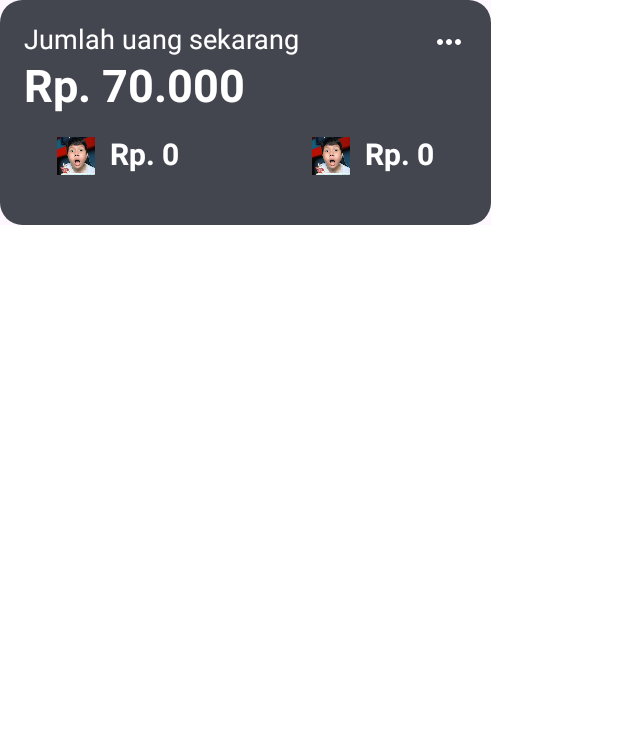
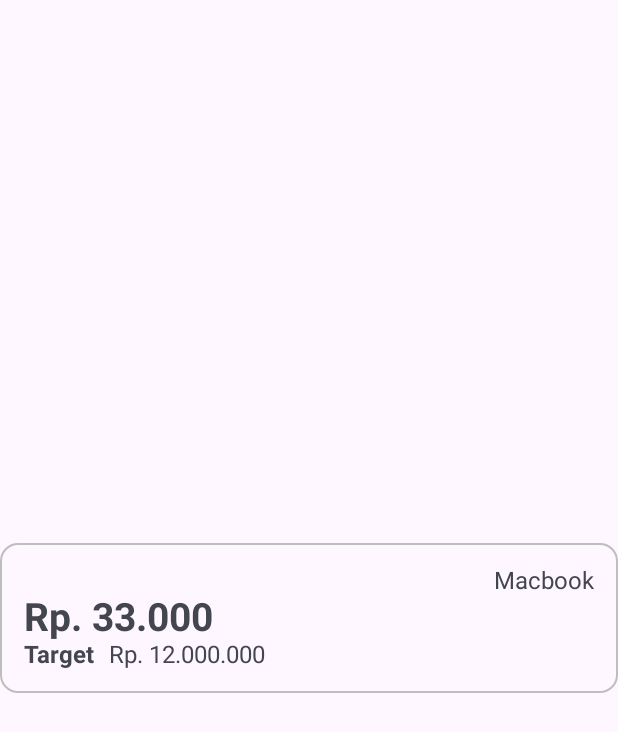
Before and after one commit to rfqagst/FinTrack, an Android app built with Jetpack Compose: the @Preview function CardPreview, on a phone screen of 412 x 824 dp. Shown: the top 732 px of the screen. Run offline under Robolectric (Android 15) with nearby library versions, the phone set to English and light mode, and no system bars.

Commit message:
Update Pengeluaran/Pemasukan

```diff
--- a/app/src/main/java/com/example/fintrack/ui/components/Card.kt
+++ b/app/src/main/java/com/example/fintrack/ui/components/Card.kt
@@ -30,6 +30,7 @@ import androidx.compose.ui.graphics.ColorFilter
 import androidx.compose.ui.res.painterResource
 import androidx.compose.ui.text.TextStyle
 import androidx.compose.ui.text.font.FontWeight
+import androidx.compose.ui.text.style.TextAlign
 import androidx.compose.ui.text.style.TextDecoration
 import androidx.compose.ui.tooling.preview.Preview
 import androidx.compose.ui.unit.dp
@@ -249,10 +250,10 @@ fun CardTransaksi(
     ) {
         Row(
             modifier = Modifier
-                .fillMaxWidth().padding(16.dp),
-            horizontalArrangement = Arrangement.SpaceBetween
-            , verticalAlignment = Alignment.CenterVertically
-            ,
+                .fillMaxWidth()
+                .padding(16.dp),
+            horizontalArrangement = Arrangement.SpaceBetween,
+            verticalAlignment = Alignment.CenterVertically,
         ) {
             Row() {
                 Image(
@@ -300,12 +301,76 @@ fun CardTransaksi(
     }
 }
 
+
+@Composable
+fun CardTabunganKondisi2(modifier: Modifier) {
+    Card(
+        modifier = modifier,
+        border = BorderStroke(
+            width = 1.dp,
+            color = Color(0xFFBEBEBE)
+        ),
+        colors = CardDefaults.cardColors(
+            containerColor = Color.Transparent,
+        ),
+
+    ) {
+        Column(modifier = Modifier.padding(16.dp)) {
+            Row(modifier = Modifier.fillMaxWidth(), horizontalArrangement = Arrangement.End) {
+                Text(
+                    text = "Macbook",
+                    style = TextStyle(
+                        fontSize = 16.sp,
+                        fontWeight = FontWeight(400),
+                        color = Color(0xFF43454F),
+                    ), textAlign = TextAlign.End
+
+                )
+            }
+            Text(
+                text = "Rp. 33.000 ",
+                style = TextStyle(
+                    fontSize = 26.sp,
+                    fontWeight = FontWeight(700),
+                    color = Color(0xFF43454F),
+                )
+            )
+            Row {
+                Text(
+                    text = "Target",
+                    style = TextStyle(
+                        fontSize = 16.sp,
+                        fontWeight = FontWeight(700),
+                        color = Color(0xFF43454F),
+
+                        )
+                )
+                Spacer(modifier = Modifier.width(10.dp))
+                Text(
+                    text = "Rp. 12.000.000",
+                    style = TextStyle(
+                        fontSize = 16.sp,
+                        fontWeight = FontWeight(400),
+                        color = Color(0xFF43454F)
+                    )
+                )
+            }
+        }
+    }
+}
+
+@Composable
+fun CardBannerTabungan() {
+
+}
+
+
 @Composable
 @Preview(showBackground = true)
 fun CardPreview() {
 //    BalanceCard(modifier = Modifier)
-    Surface() {
-        BalanceCard(modifier = Modifier.wrapContentHeight())
+    Surface(modifier = Modifier.fillMaxSize()) {
+        CardTabunganKondisi2(modifier = Modifier.wrapContentHeight())
     }
 
 }
```
